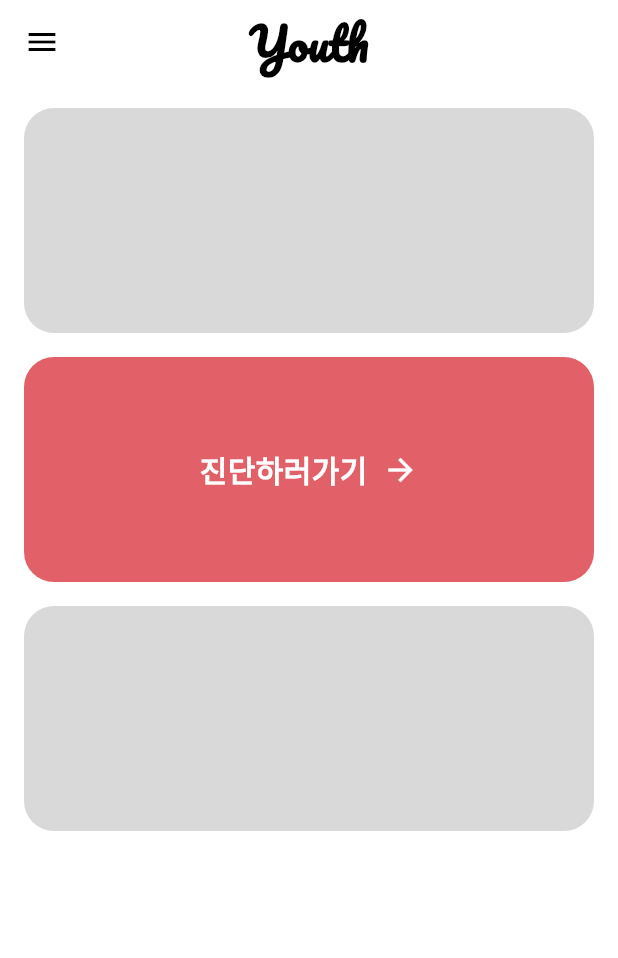
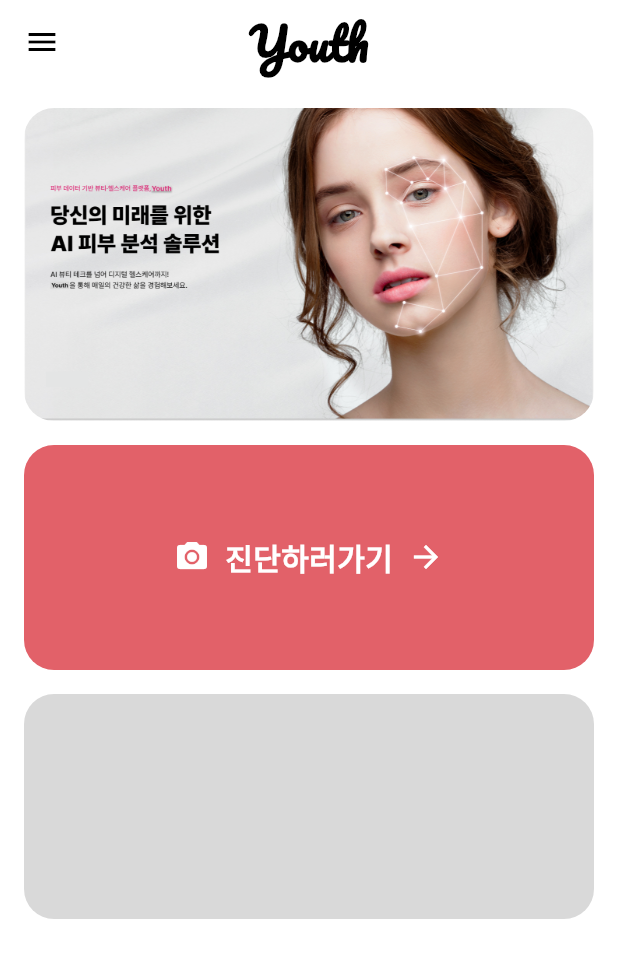
Before and after one commit to 2024-KSEB-HealthCare-Youth/App, a Flutter app: the MainPage screen opened by its route, on a phone screen of 412 x 824 dp. Shown: the top 958 px of the screen. Run offline on Flutter 3.47's test engine with Material 3 defaults, Android fonts, the phone set to English and light mode, and no system bars; our stand-ins replace camera, cookie_jar, dio, dio_cookie_manager, flutter_secure_storage, freezed_annotation and 2 more; accounts and stored records are empty; network calls fail; Roboto replaces fonts that are missing (Poppins).

Commit message:
수정 끝~

```diff
--- a/lib/screens/PostDetailScreen.dart
+++ b/lib/screens/PostDetailScreen.dart
@@ -1,5 +1,4 @@
 import 'package:flutter/material.dart';
-import 'package:intl/intl.dart';
 import '../models/post_data.dart';
 import '../models/comment_data.dart';
 import '../utils/rest_api.dart';
--- a/lib/screens/edit_account.dart
+++ b/lib/screens/edit_account.dart
@@ -49,7 +49,7 @@ class _EditAccountPageState extends State<EditAccountPage> {
   Future<void> _loadUserData() async {
     final args =
         ModalRoute.of(context)!.settings.arguments as Map<String, dynamic>;
-    final userId = args['userId'] as String;
+    final userId = args['loginId'] as String;
     _userId = userId;
 
     try {
--- a/lib/screens/main_page.dart
+++ b/lib/screens/main_page.dart
@@ -33,7 +33,7 @@ class MainPage extends StatelessWidget {
       body: ListView(
         padding: const EdgeInsets.all(16),
         children: [
-          buildPlaceholderBox(),
+          buildImageBox(),
           const SizedBox(height: 16),
           buildDiagnosisButton(context),
           const SizedBox(height: 16),
@@ -53,6 +53,22 @@ class MainPage extends StatelessWidget {
     );
   }
 
+  Widget buildImageBox() {
+    return AspectRatio(
+      aspectRatio: 1457 / 800, // 원하는 비율로 설정합니다.
+      child: Container(
+        decoration: BoxDecoration(
+          borderRadius: BorderRadius.circular(20),
+        ),
+        clipBehavior: Clip.antiAlias,
+        child: Image.asset(
+          'assets/images/main_pic.png',
+          fit: BoxFit.cover, // BoxFit 옵션을 사용하여 이미지 크기를 조정합니다.
+        ),
+      ),
+    );
+  }
+
   Widget buildDiagnosisButton(BuildContext context) {
     return GestureDetector(
       onTap: () {
@@ -68,6 +84,8 @@ class MainPage extends StatelessWidget {
           child: Row(
             mainAxisAlignment: MainAxisAlignment.center,
             children: const [
+              Icon(Icons.camera_alt, color: Colors.white), // 카메라 아이콘 추가
+              SizedBox(width: 10), // 아이콘과 텍스트 간 간격 추가
               Text(
                 '진단하러가기',
                 style: TextStyle(
@@ -76,7 +94,7 @@ class MainPage extends StatelessWidget {
                   fontWeight: FontWeight.bold,
                 ),
               ),
-              SizedBox(width: 10),
+              SizedBox(width: 10), // 아이콘 간 간격 추가
               Icon(Icons.arrow_forward, color: Colors.white),
             ],
           ),
--- a/lib/screens/menu.dart
+++ b/lib/screens/menu.dart
@@ -35,7 +35,7 @@ class Menu extends StatelessWidget {
             onTap: () async {
               final userService = UserService();
               final prefs = await SharedPreferences.getInstance();
-              final userId = prefs.getString('userId');
+              final userId = prefs.getString('loginId');
               if (userId != null) {
                 try {
                   final pastData = await userService.fetchPastData(userId);
--- a/lib/screens/recommendation.dart
+++ b/lib/screens/recommendation.dart
@@ -133,7 +133,7 @@ class Recommendation extends StatelessWidget {
       BuildContext context, List<String> names, List<String> paths) {
     return Row(
       mainAxisAlignment: MainAxisAlignment.spaceBetween,
-      children: List.generate(3, (index) {
+      children: List.generate(6, (index) {
         return _buildProductCard(context, names[index], paths[index]);
       }),
     );
--- a/pubspec.yaml
+++ b/pubspec.yaml
@@ -74,6 +74,7 @@ flutter:
   uses-material-design: true
   assets:
     - assets/images/sample_product.png
+    - assets/images/main_pic.png
   # To add assets to your application, add an assets section, like this:
   # assets:
   #   - images/a_dot_burr.jpeg
```
Also changed, not shown: lib/screens/commentsScreen.dart (+18 -2 lines), assets/images/main_pic.png (added).
